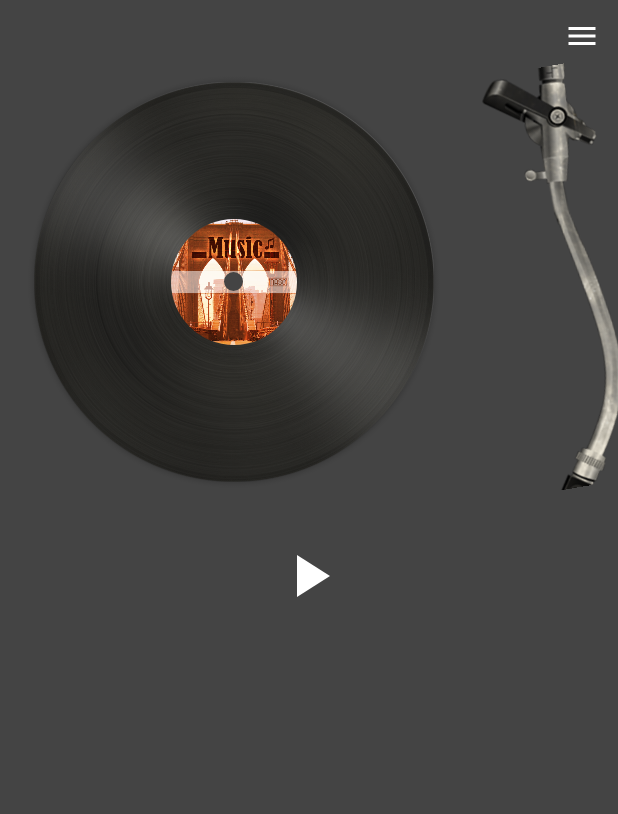
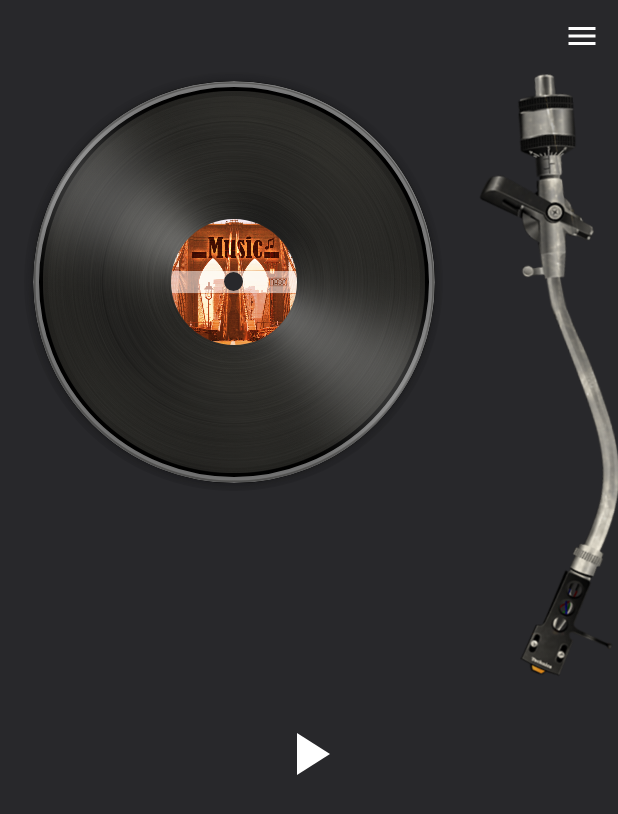
Before and after one commit to gags-lover/Vinylore, an Android app built with Jetpack Compose: the composable PlayerScreen called with empty values, on a phone screen of 412 x 824 dp. Shown: the top 814 px of the screen. Run offline under Robolectric (Android 15) with nearby library versions, the phone set to English and light mode, and no system bars; libraries missing offline, so code that uses them is left out: com.google.android.exoplayer2; network calls fail.

Commit message:
Platter implemented

```diff
--- /dev/null
+++ b/app/src/main/java/com/github/astat1cc/vinylore/core/theme/AppColors.kt
@@ -0,0 +1,7 @@
+package com.github.astat1cc.vinylore.core.theme
+
+import androidx.compose.ui.graphics.Color
+
+val matteBlack = Color(0xFF28282B)
+val steelBlack = Color(0xFF18181B)
+val steelGray = Color.Gray
--- a/app/src/main/java/com/github/astat1cc/vinylore/player/ui/PlayerScreen.kt
+++ b/app/src/main/java/com/github/astat1cc/vinylore/player/ui/PlayerScreen.kt
@@ -20,6 +20,7 @@ import androidx.lifecycle.LifecycleEventObserver
 import androidx.lifecycle.LifecycleOwner
 import androidx.navigation.NavHostController
 import com.github.astat1cc.vinylore.R
+import com.github.astat1cc.vinylore.core.theme.matteBlack
 import com.github.astat1cc.vinylore.player.ui.AudioViewModel
 import com.github.astat1cc.vinylore.player.ui.tonearm.TonearmAnimated
 import com.github.astat1cc.vinylore.tracklist.ui.models.UiState
@@ -63,7 +64,7 @@ fun PlayerScreen(
     Column(
         modifier = Modifier
             .fillMaxSize()
-            .background(Color.DarkGray)
+            .background(matteBlack)
     ) {
         Box(
             modifier = Modifier
@@ -99,7 +100,7 @@ fun PlayerScreen(
             )
             TonearmAnimated(
                 modifier = Modifier
-                    .height(size)
+//                    .height(size)
                     .padding(end = 16.dp),
                 tonearmState = tonearmAnimationState.value,
                 tonearmTransition = { oldState ->
--- a/app/src/main/java/com/github/astat1cc/vinylore/player/ui/tonearm/TonearmAnimated.kt
+++ b/app/src/main/java/com/github/astat1cc/vinylore/player/ui/tonearm/TonearmAnimated.kt
@@ -2,8 +2,10 @@ package com.github.astat1cc.vinylore.player.ui.tonearm
 
 import androidx.compose.animation.core.*
 import androidx.compose.foundation.Image
+import androidx.compose.foundation.background
 import androidx.compose.runtime.*
 import androidx.compose.ui.Modifier
+import androidx.compose.ui.graphics.Color
 import androidx.compose.ui.graphics.TransformOrigin
 import androidx.compose.ui.graphics.graphicsLayer
 import androidx.compose.ui.layout.ContentScale
@@ -68,10 +70,10 @@ fun TonearmAnimated(
         modifier = modifier
             .graphicsLayer(
                 transformOrigin = TransformOrigin(
-                    pivotFractionX = 0.5f,
-                    pivotFractionY = 0.1f,
+                    pivotFractionX = 0.75f,
+                    pivotFractionY = 0.25f,
                 ),
-                rotationZ = rotation.value,
+                rotationZ = currentRotation,
             ),
         painter = painterResource(R.drawable.tonearm),
         contentScale = ContentScale.FillWidth,
--- a/app/src/main/java/com/github/astat1cc/vinylore/player/ui/vinyl/compose/Vinyl.kt
+++ b/app/src/main/java/com/github/astat1cc/vinylore/player/ui/vinyl/compose/Vinyl.kt
@@ -1,19 +1,30 @@
 package com.github.astat1cc.vinylore.player.ui.vinyl.compose
 
 import androidx.compose.foundation.Image
+import androidx.compose.foundation.background
+import androidx.compose.foundation.border
 import androidx.compose.foundation.layout.Box
 import androidx.compose.foundation.layout.aspectRatio
 import androidx.compose.foundation.layout.fillMaxSize
+import androidx.compose.foundation.layout.padding
 import androidx.compose.foundation.shape.CircleShape
 import androidx.compose.runtime.Composable
 import androidx.compose.ui.Alignment
 import androidx.compose.ui.Modifier
 import androidx.compose.ui.draw.clip
 import androidx.compose.ui.draw.rotate
+import androidx.compose.ui.draw.shadow
+import androidx.compose.ui.graphics.Color
+import androidx.compose.ui.layout.ContentScale
 import androidx.compose.ui.res.painterResource
+import androidx.compose.ui.tooling.preview.Preview
+import androidx.compose.ui.unit.dp
 import com.github.astat1cc.vinylore.R
+import com.github.astat1cc.vinylore.core.theme.steelBlack
+import com.github.astat1cc.vinylore.core.theme.steelGray
 import com.github.astat1cc.vinylore.player.ui.vinyl.shape.VinylShape
 
+@Preview
 @Composable
 fun Vinyl(
     modifier: Modifier = Modifier,
@@ -25,21 +36,50 @@ fun Vinyl(
             .clip(VinylShape())
     ) {
 
+        Box(
+            modifier = Modifier
+//                .padding(4.dp)
+                .padding(6.dp)
+                .clip(CircleShape)
+                .fillMaxSize()
+                .border(width = 4.dp, color = steelGray, shape = CircleShape)
+                .background(Color.Black),
+//            painter = painterResource(id = R.drawable.matte),
+//            contentDescription = null,
+//            contentScale = ContentScale.Crop,
+//            alpha = 0.4f
+        )
+
         // Vinyl background
         Image(
             modifier = Modifier
+                .padding(6.dp)
                 .fillMaxSize()
+                .shadow(elevation = 16.dp, shape = CircleShape)
                 .rotate(rotationDegrees),
             painter = painterResource(id = R.drawable.vinyl_background),
             contentDescription = ""
         )
+//        Image(
+//            modifier = Modifier
+////                .padding(4.dp)
+//                .padding(6.dp)
+//                .border(width = 6.dp, color = Color.Black, shape = CircleShape)
+//                .padding(0.dp)
+//                .fillMaxSize()
+//                .shadow(elevation = 20.dp, shape = CircleShape)
+//                .rotate(rotationDegrees),
+//            painter = painterResource(id = R.drawable.vinyl_background),
+//            contentDescription = ""
+//        )
 
         // Vinyl lights effect
         Image(
-            modifier = Modifier.fillMaxSize(),
+            modifier = Modifier
+                .fillMaxSize(),
             painter = painterResource(id = R.drawable.vinyl_light),
             contentDescription = "",
-            alpha = 0.5f
+            alpha = 0.7f
         )
 
         // Vinyl 'album' cover
```
